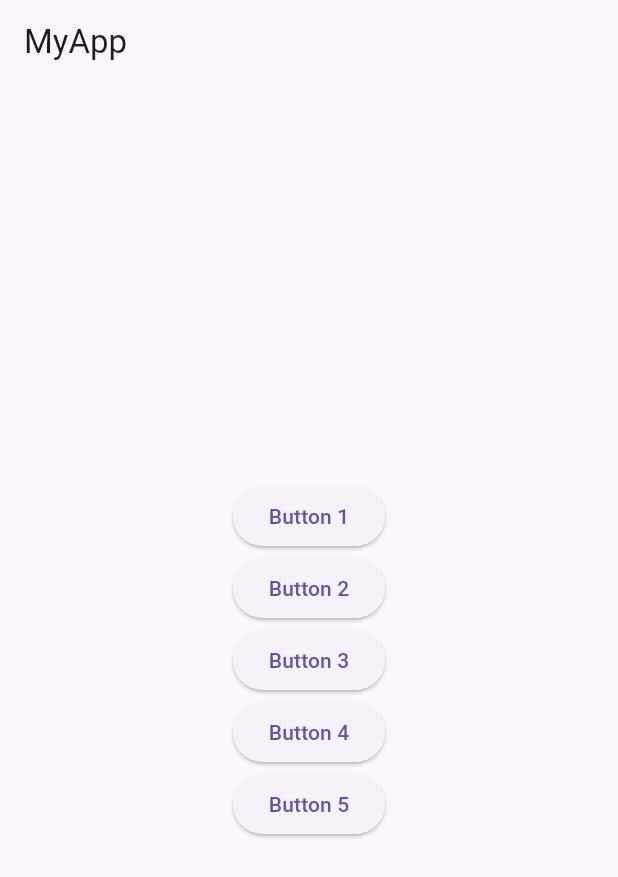
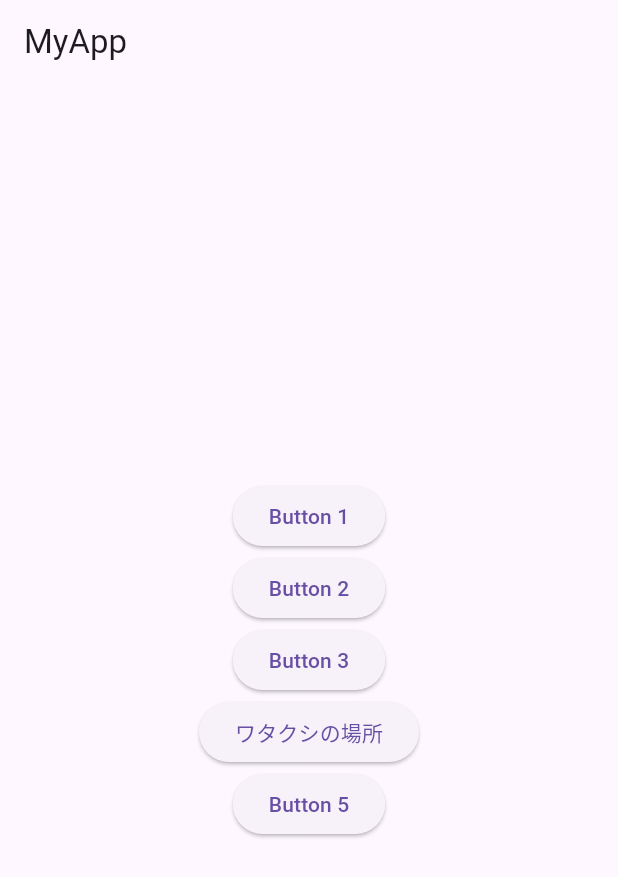
Before and after one commit to b1023213/skill_group, a Flutter app: the MemoDetailPage screen opened directly, after a tap on the "save" icon, on a phone screen of 412 x 824 dp. Shown: the top 877 px of the screen. Run offline on Flutter 3.47's test engine with Material 3 defaults, Android fonts, the phone set to English and light mode, and no system bars; our stand-ins replace shared_preferences; accounts and stored records are empty.

Commit message:
memoっぽくなった

```diff
--- a/app_1/lib/main.dart
+++ b/app_1/lib/main.dart
@@ -56,16 +56,16 @@ class _MyAppState extends State<MyApp> {
               onPressed: () {
                 Navigator.push(
                   context,
-                  MaterialPageRoute(builder: (context) => const Niku()),
+                  MaterialPageRoute(builder: (context) => const Memo()),
                 );
               },
-              child: const Text('Button 4'),
+              child: const Text('ワタクシの場所'),
             ),
             ElevatedButton(
               onPressed: () {
                 Navigator.push(
                   context,
-                  MaterialPageRoute(builder: (context) => const Memo()),
+                  MaterialPageRoute(builder: (context) => const Niku()),
                 );
               },
               child: const Text('Button 5'),
--- a/app_1/lib/view/togasi/memo.dart
+++ b/app_1/lib/view/togasi/memo.dart
@@ -1,7 +1,10 @@
 import 'package:flutter/material.dart';
-import 'package:shared_preferences/shared_preferences.dart';
+import 'package:shared_preferences/shared_preferences.dart'; //pubspec.yamlに追加が必要
 
 class Memo extends StatefulWidget {
+  //メモ一覧画面
+  // このクラスはメモの一覧を表示し、追加、編集、削除を行うための画面
+  // メモはSharedPreferencesを使用してローカルに保存される
   const Memo({super.key});
 
   @override
@@ -9,16 +12,23 @@ class Memo extends StatefulWidget {
 }
 
 class _MemoState extends State<Memo> {
-  List<String> _memos = [];
+  // メモの状態を管理するクラス
+  List<String> _memos = []; // メモのリスト
 
   @override
   void initState() {
+    // 初期化時にメモをロード
+    // SharedPreferencesからメモを読み込み、状態を更新する
     super.initState();
     _loadMemos();
   }
 
   Future<void> _loadMemos() async {
-    final prefs = await SharedPreferences.getInstance();
+    final prefs =
+        await SharedPreferences.getInstance(); // SharedPreferencesのインスタンスを取得
+    // 'memos'キーで保存されたメモのリストを取得し、
+    // 取得できなかった場合は空のリストを使用
+    // 取得したリストを状態に反映
     setState(() {
       _memos = prefs.getStringList('memos') ?? [];
     });
@@ -31,6 +41,7 @@ class _MemoState extends State<Memo> {
 
   Future<void> _addMemo() async {
     final newMemo = await Navigator.push(
+      // 新しいメモを追加するための画面を表示
       context,
       MaterialPageRoute(builder: (context) => const MemoDetailPage()),
     );
@@ -73,7 +84,8 @@ class _MemoState extends State<Memo> {
       body: _memos.isEmpty
           ? const Center(
               child: Text(
-                'No memos available',
+                // メモがない場合の表示
+                'メモがありません',
                 style: TextStyle(color: Colors.blue),
               ),
             )
@@ -108,11 +120,13 @@ class MemoDetailPage extends StatefulWidget {
 }
 
 class _MemoDetailPageState extends State<MemoDetailPage> {
+  // メモの詳細クラス
   late TextEditingController _controller;
 
   @override
   void initState() {
-    super.initState();
+    super.initState(); // 初期化処理
+    // 初期テキストがあればそれを設定し、なければ空 のテキストフィールドを作成
     _controller = TextEditingController(text: widget.initialText ?? '');
   }
 
@@ -124,9 +138,12 @@ class _MemoDetailPageState extends State<MemoDetailPage> {
 
   @override
   Widget build(BuildContext context) {
+    // メモの詳細画面
+    // 入力画面と保存についての処理を行う
     return Scaffold(
       appBar: AppBar(title: const Text('メモ詳細')),
       body: Padding(
+        // メモ内容を入力するためのテキストフィールド
         padding: const EdgeInsets.all(16.0),
         child: TextField(
           controller: _controller,
@@ -138,8 +155,9 @@ class _MemoDetailPageState extends State<MemoDetailPage> {
         ),
       ),
       floatingActionButton: FloatingActionButton(
+        // 保存ボタン
         onPressed: () {
-          Navigator.pop(context, _controller.text);
+          Navigator.pop(context, _controller.text); // 入力されたテキストを戻り値として返す
         },
         child: const Icon(Icons.save),
       ),
--- a/app_1/pubspec.yaml
+++ b/app_1/pubspec.yaml
@@ -34,7 +34,7 @@ dependencies:
   # The following adds the Cupertino Icons font to your application.
   # Use with the CupertinoIcons class for iOS style icons.
   cupertino_icons: ^1.0.8
-  shared_preferences: ^2.2.2 # 最新バージョンを指定
+  shared_preferences: ^2.2.2 # 最新バージョンを指定,追加必須
 
 dev_dependencies:
   flutter_test:
```
